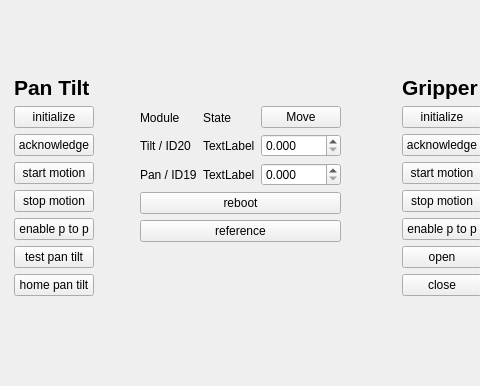
Before: the Qt Designer form omnirob_robin_rqt/resource/OmnirobDashboard.ui in robinJKU/omnirob_robin, drawn with Qt 5; both pictures show x 557 to 1037 and y 242 to 628 of the 1334 by 628 pixel window.
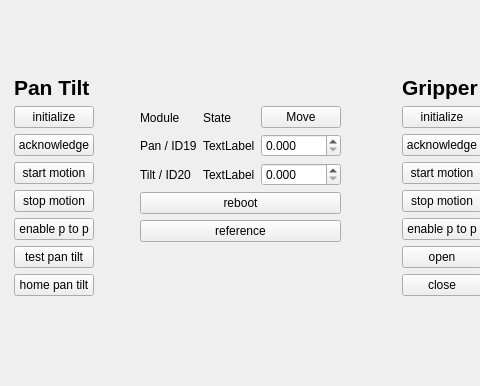
After: the same form once the commit is applied.

Commit message: Fixed alignment for pan tilt buttons

```diff
--- a/omnirob_robin_rqt/resource/OmnirobDashboard.ui
+++ b/omnirob_robin_rqt/resource/OmnirobDashboard.ui
@@ -886,13 +886,6 @@
                  </property>
                 </widget>
                </item>
-               <item>
-                <widget class="QLabel" name="module_label_22">
-                 <property name="text">
-                  <string>Tilt / ID20</string>
-                 </property>
-                </widget>
-               </item>
                <item>
                 <widget class="QLabel" name="module_label_21">
                  <property name="text">
@@ -900,6 +893,13 @@
                  </property>
                 </widget>
                </item>
+               <item>
+                <widget class="QLabel" name="module_label_22">
+                 <property name="text">
+                  <string>Tilt / ID20</string>
+                 </property>
+                </widget>
+               </item>
               </layout>
              </item>
              <item>
@@ -937,7 +937,7 @@
                 </widget>
                </item>
                <item>
-                <widget class="QDoubleSpinBox" name="pan_tilt_goal_1">
+                <widget class="QDoubleSpinBox" name="pan_tilt_goal_2">
                  <property name="decimals">
                   <number>3</number>
                  </property>
@@ -947,7 +947,7 @@
                 </widget>
                </item>
                <item>
-                <widget class="QDoubleSpinBox" name="pan_tilt_goal_2">
+                <widget class="QDoubleSpinBox" name="pan_tilt_goal_1">
                  <property name="decimals">
                   <number>3</number>
                  </property>
```
